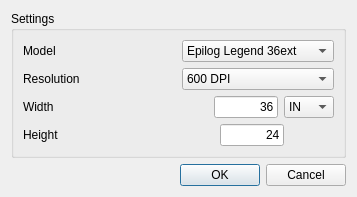
The window that src/gui/NewDialog.ui (kallaballa/ctrl-cut) describes before a commit, drawn with Qt 5.
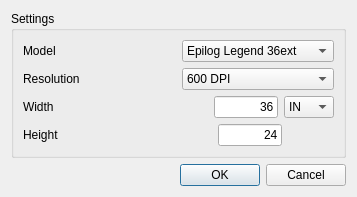
The same window after the commit.

The edit to the form file:
```diff
--- a/src/gui/NewDialog.ui
+++ b/src/gui/NewDialog.ui
@@ -7,7 +7,7 @@
     <x>0</x>
     <y>0</y>
     <width>357</width>
-    <height>174</height>
+    <height>197</height>
    </rect>
   </property>
   <property name="sizePolicy">
@@ -183,7 +183,7 @@
           </property>
           <property name="minimumSize">
            <size>
-            <width>191</width>
+            <width>189</width>
             <height>0</height>
            </size>
           </property>
```
